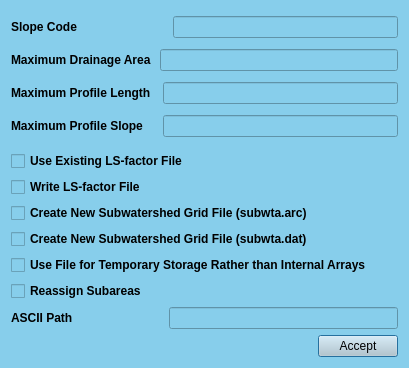
The window that ui/control_agflow.ui (Inigobarbe/QGIS-AnnAGNPS) describes before a commit, drawn with Qt 5.
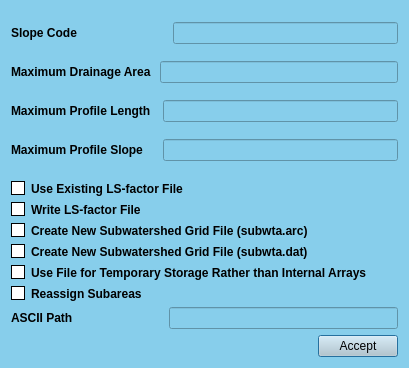
The same window after the commit.

```diff
--- a/ui/control_agflow.ui
+++ b/ui/control_agflow.ui
@@ -124,6 +124,14 @@
              <bold>true</bold>
             </font>
            </property>
+           <property name="styleSheet">
+            <string notr="true">QCheckBox::hover{color:white}
+
+QCheckBox::indicator:unchecked {
+    background-color: white;
+	border: 1px solid black
+}</string>
+           </property>
            <property name="text">
             <string>Use Existing LS-factor File</string>
            </property>
@@ -137,6 +145,14 @@
              <bold>true</bold>
             </font>
            </property>
+           <property name="styleSheet">
+            <string notr="true">QCheckBox::hover{color:white}
+
+QCheckBox::indicator:unchecked {
+    background-color: white;
+	border: 1px solid black
+}</string>
+           </property>
            <property name="text">
             <string>Write LS-factor File</string>
            </property>
@@ -150,6 +166,14 @@
              <bold>true</bold>
             </font>
            </property>
+           <property name="styleSheet">
+            <string notr="true">QCheckBox::hover{color:white}
+
+QCheckBox::indicator:unchecked {
+    background-color: white;
+	border: 1px solid black
+}</string>
+           </property>
            <property name="text">
             <string>Create New Subwatershed Grid File (subwta.arc)</string>
            </property>
@@ -163,6 +187,14 @@
              <bold>true</bold>
             </font>
            </property>
+           <property name="styleSheet">
+            <string notr="true">QCheckBox::hover{color:white}
+
+QCheckBox::indicator:unchecked {
+    background-color: white;
+	border: 1px solid black
+}</string>
+           </property>
            <property name="text">
             <string>Create New Subwatershed Grid File (subwta.dat)</string>
            </property>
@@ -176,6 +208,14 @@
              <bold>true</bold>
             </font>
            </property>
+           <property name="styleSheet">
+            <string notr="true">QCheckBox::hover{color:white}
+
+QCheckBox::indicator:unchecked {
+    background-color: white;
+	border: 1px solid black
+}</string>
+           </property>
            <property name="text">
             <string>Use File for Temporary Storage Rather than Internal Arrays</string>
            </property>
@@ -189,6 +229,14 @@
              <bold>true</bold>
             </font>
            </property>
+           <property name="styleSheet">
+            <string notr="true">QCheckBox::hover{color:white}
+
+QCheckBox::indicator:unchecked {
+    background-color: white;
+	border: 1px solid black
+}</string>
+           </property>
            <property name="text">
             <string>Reassign Subareas</string>
            </property>
```
Left out of the diff: 2 changed lines with no effect on the pictures.
